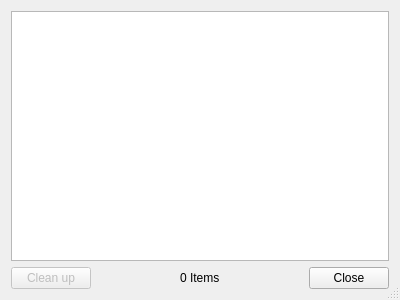
testmana2/test, file Helpviewer/Download/DownloadManager.ui: the form before one commit.
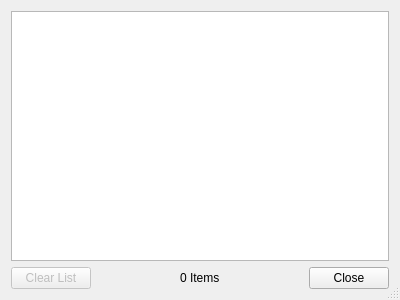
The form after the commit. Custom widgets are drawn as their Qt base class.

```diff
--- a/Helpviewer/Download/DownloadManager.ui
+++ b/Helpviewer/Download/DownloadManager.ui
@@ -31,7 +31,7 @@
         <string>Press to clean up the list of downloads</string>
        </property>
        <property name="text">
-        <string>Clean up</string>
+        <string>Clear List</string>
        </property>
       </widget>
      </item>
```
